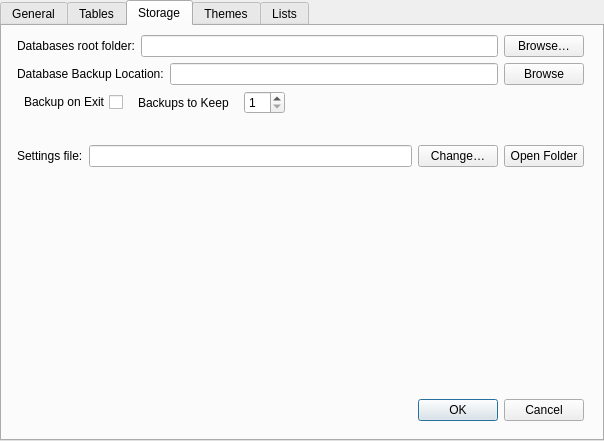
The window that settings_dialog.ui (don-fink/NoteBook) describes before a commit, drawn with Qt 5.
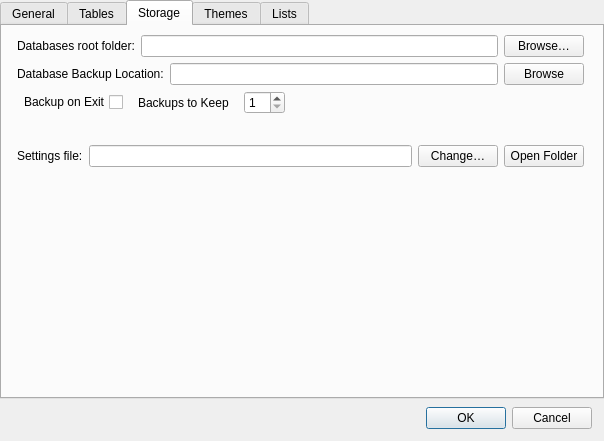
The same window after the commit. The open tabs and pages were chosen to show the change.

The edit to the form file:
```diff
--- a/settings_dialog.ui
+++ b/settings_dialog.ui
@@ -566,34 +566,6 @@
          </layout>
         </widget>
        </item>
-       <item row="5" column="1">
-        <widget class="QFrame" name="frame_2">
-         <property name="sizePolicy">
-          <sizepolicy hsizetype="Preferred" vsizetype="Fixed">
-           <horstretch>0</horstretch>
-           <verstretch>0</verstretch>
-          </sizepolicy>
-         </property>
-         <property name="frameShape">
-          <enum>QFrame::NoFrame</enum>
-         </property>
-         <property name="frameShadow">
-          <enum>QFrame::Plain</enum>
-         </property>
-         <layout class="QHBoxLayout" name="horizontalLayout_3">
-          <item>
-           <widget class="QDialogButtonBox" name="buttonBox">
-            <property name="orientation">
-             <enum>Qt::Horizontal</enum>
-            </property>
-            <property name="standardButtons">
-             <set>QDialogButtonBox::Cancel|QDialogButtonBox::Ok</set>
-            </property>
-           </widget>
-          </item>
-         </layout>
-        </widget>
-       </item>
        <item row="4" column="1">
         <spacer name="verticalSpacer">
          <property name="orientation">
@@ -695,6 +667,32 @@
      </widget>
     </widget>
    </item>
+   <item>
+    <layout class="QHBoxLayout" name="hLayoutButtonBar">
+     <property name="leftMargin">
+      <number>12</number>
+     </property>
+     <property name="topMargin">
+      <number>8</number>
+     </property>
+     <property name="rightMargin">
+      <number>12</number>
+     </property>
+     <property name="bottomMargin">
+      <number>12</number>
+     </property>
+     <item>
+      <widget class="QDialogButtonBox" name="buttonBoxGlobal">
+       <property name="orientation">
+        <enum>Qt::Horizontal</enum>
+       </property>
+       <property name="standardButtons">
+        <set>QDialogButtonBox::Cancel|QDialogButtonBox::Ok</set>
+       </property>
+      </widget>
+     </item>
+    </layout>
+   </item>
   </layout>
  </widget>
  <resources/>
```
Left out of the diff: 6 changed lines with no effect on the pictures.
